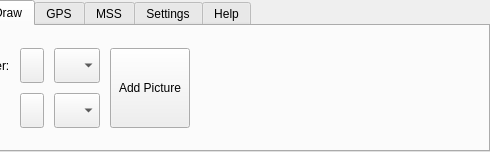
kadas-albireo/kadas-albireo, file src/ui/qgsribbontopwidget.ui: the form before one commit; both pictures show x 591 to 1081 and y 0 to 152 of the 1081 by 152 pixel window.
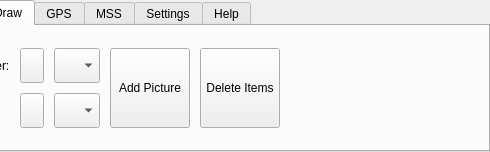
The form after the commit. The open tabs and pages were chosen to show the change. Icons and pictures are not drawn. Custom widgets are drawn as their Qt base class.

Commit message: Initial QgsMapToolDeleteItems implementation with support for deleting multiple annotation items

Patch:
```diff
--- a/src/ui/qgsribbontopwidget.ui
+++ b/src/ui/qgsribbontopwidget.ui
@@ -1373,7 +1373,7 @@
             </property>
            </widget>
           </item>
-          <item row="0" column="3">
+          <item row="0" column="4">
            <spacer name="horizontalSpacer_2">
             <property name="minimumSize">
              <size>
@@ -1392,6 +1392,31 @@
             </property>
            </spacer>
           </item>
+          <item row="0" column="3">
+           <widget class="QgsRibbonButton" name="mDeleteItemsButton">
+            <property name="sizePolicy">
+             <sizepolicy hsizetype="MinimumExpanding" vsizetype="Fixed">
+              <horstretch>0</horstretch>
+              <verstretch>0</verstretch>
+             </sizepolicy>
+            </property>
+            <property name="minimumSize">
+             <size>
+              <width>0</width>
+              <height>80</height>
+             </size>
+            </property>
+            <property name="maximumSize">
+             <size>
+              <width>80</width>
+              <height>80</height>
+             </size>
+            </property>
+            <property name="text">
+             <string>Delete Items</string>
+            </property>
+           </widget>
+          </item>
          </layout>
         </widget>
         <widget class="QWidget" name="mGpsTab">
```
Left out of the diff: 15 changed lines with no effect on the pictures. The commit also changes 6 other files.
